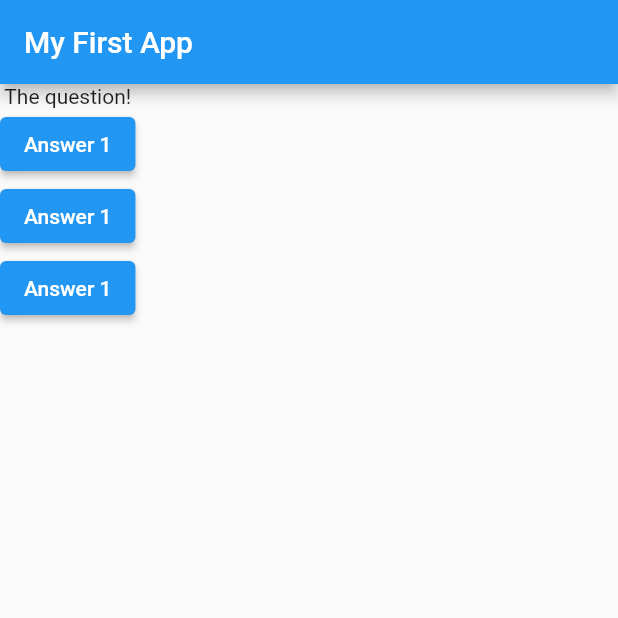
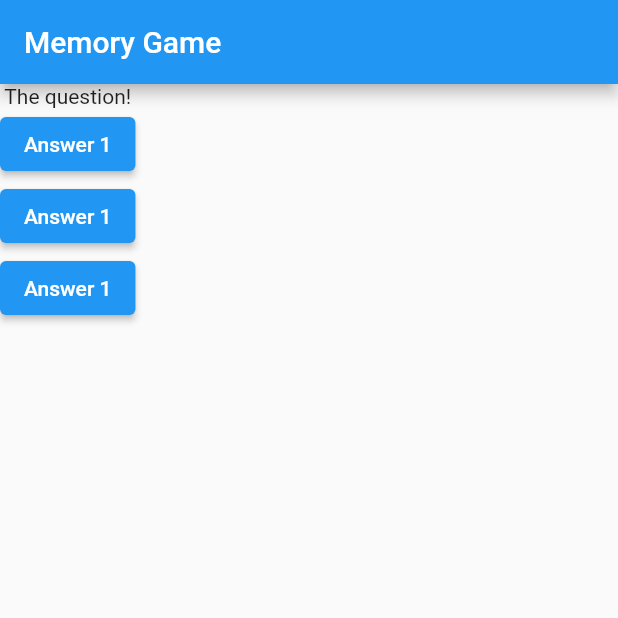
Before and after one commit to miljkovicjovan/memory-find-pair-game, a Flutter app: the screen it shows after launch, on a phone screen of 412 x 824 dp, the top half of it. Run offline on Flutter 3.47's test engine with Material 2 defaults, Android fonts, the phone set to English and light mode, and no system bars.

Commit message:
name change & readme

```diff
--- a/lib/main.dart
+++ b/lib/main.dart
@@ -16,7 +16,7 @@ class MyApp extends StatelessWidget {
     return MaterialApp(
       home: Scaffold(
         appBar: AppBar(
-          title: Text('My First App'),
+          title: Text('Memory Game'),
         ),
         body: Column(
           children: [
```
Also changed, not shown: 1 other file.
